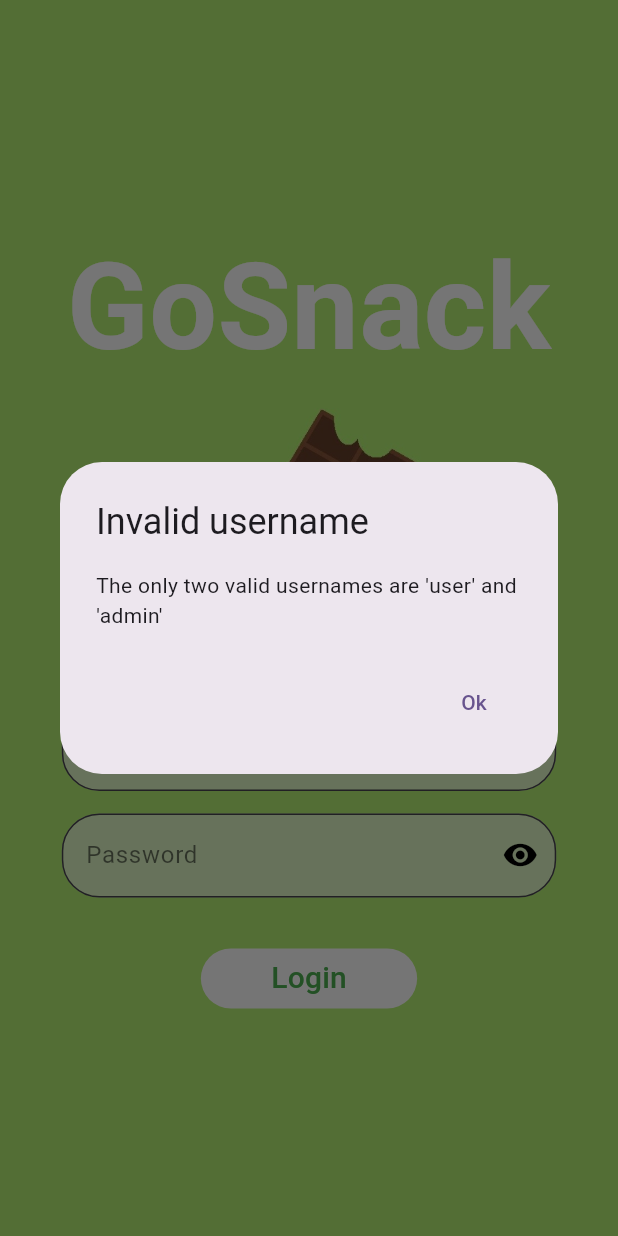
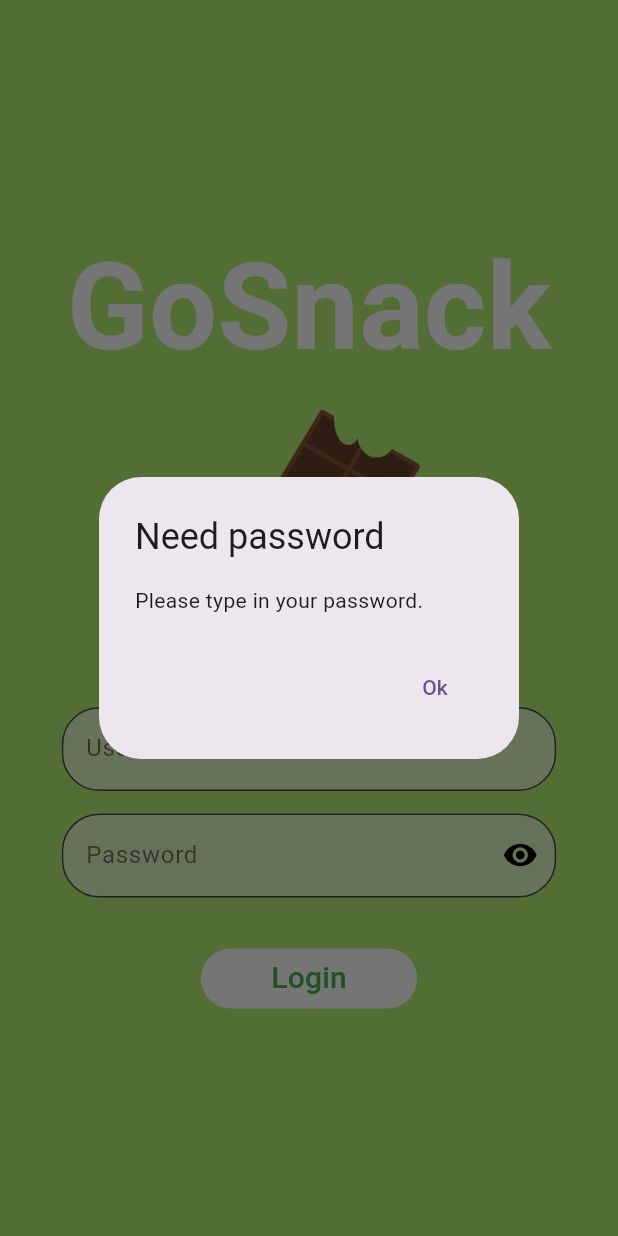
Before and after one commit to rachelmelo/GoSnackMobile, a Flutter app: the LoginPage screen opened directly, after a tap on "Login", on a phone screen of 412 x 824 dp. Run offline on Flutter 3.47's test engine with Material 2 defaults, Android fonts, the light colour scheme and no system bars; missing offline and left inert: dart:ffi, qr_code_scanner.

Commit message:
Pequenas correções!

```diff
--- a/lib/constants.dart
+++ b/lib/constants.dart
@@ -1 +1 @@
-const String URL = "http://192.168.1.138:3000";
+const String URL = "http://192.168.222.13:3000";
--- a/lib/initial.dart
+++ b/lib/initial.dart
@@ -90,7 +90,7 @@ class _InitialPageState extends State<InitialPage> {
                   ),
                   SizedBox(height: 25),
                   Text(
-                    'Saldo: ${widget.credit}',
+                    'Saldo: ${widget.credit} €',
                     style: const TextStyle(
                       color: Colors.white,
                       fontSize: 30,
--- a/lib/login.dart
+++ b/lib/login.dart
@@ -39,6 +39,7 @@ class _LoginPageState extends State<LoginPage> {
   bool passwordVisible = false;
 
   String username = "";
+  String password = "";
 
   //metodos
 
@@ -78,6 +79,9 @@ class _LoginPageState extends State<LoginPage> {
                 ),
                 const SizedBox(height: 15),
                 TextField(
+                  onChanged: (p) {
+                    password = p;
+                  },
                   decoration: InputDecoration(
                     border: OutlineInputBorder(borderRadius: BorderRadius.circular(25)),
                     filled: true,
@@ -104,18 +108,37 @@ class _LoginPageState extends State<LoginPage> {
                   child: FilledButton(
                     onPressed: () {
                       print(username);
-                      if (username == "user") {
+                      if (username == "user" && password != "") {
                         Navigator.push(
                           context,
                           MaterialPageRoute(builder: (context) => InitialPage(title: 'initial',)),
                         );
 
-                      } else if (username == "admin") {
+                      } else if (username == "admin" && password != "") {
                         Navigator.push(
                           context,
                           MaterialPageRoute(builder: (context) => const MachineList_AuxPage(title: 'machine_list',)),
                         );
-                      } else {
+                      } else if (password == "") {
+                        showDialog(
+                            context: context,
+                            builder: (BuildContext context) {
+                              return AlertDialog(
+                                title: const Text("Need password"),
+                                content: const Text("Please type in your password."),
+                                actions: [
+                                  TextButton(
+                                    child: const Text("Ok"),
+                                    onPressed: () {
+                                      Navigator.of(context).pop();
+                                    },
+                                  )
+                                ],
+                              );
+                            }
+                        );
+                      }
+                      else {
                         showDialog(
                             context: context,
                             builder: (BuildContext context) {
```
Also changed, not shown: lib/productDetailAux.dart (+9 -1 lines), lib/productDetails.dart (+11 -0 lines), 1 other file.
